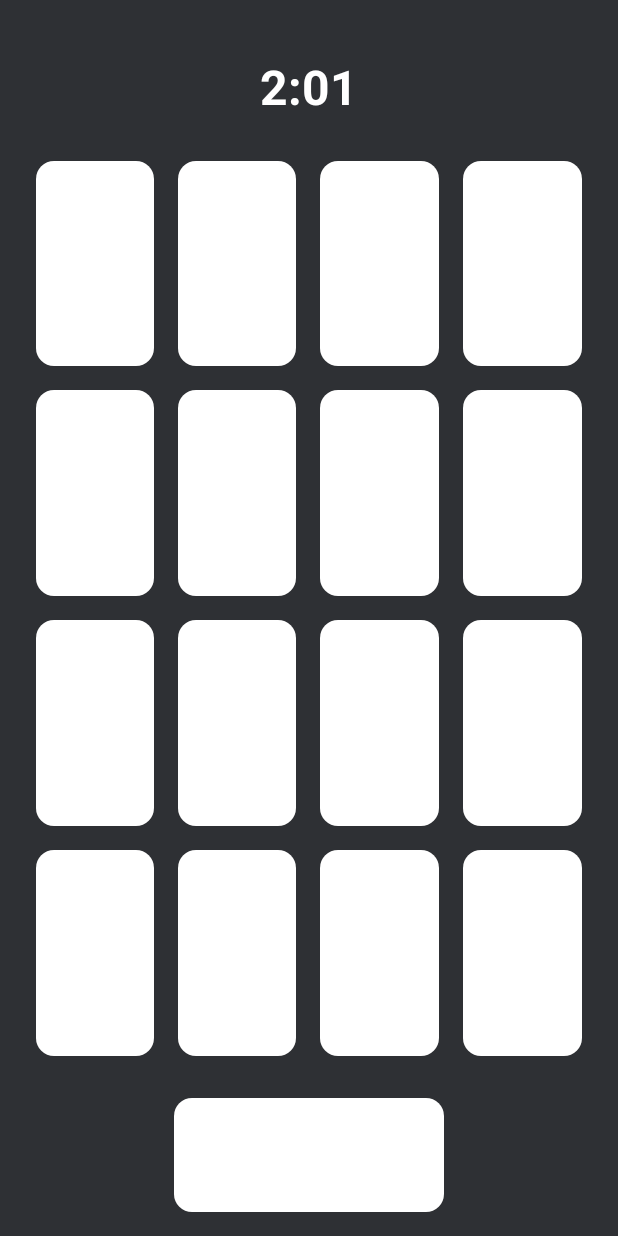
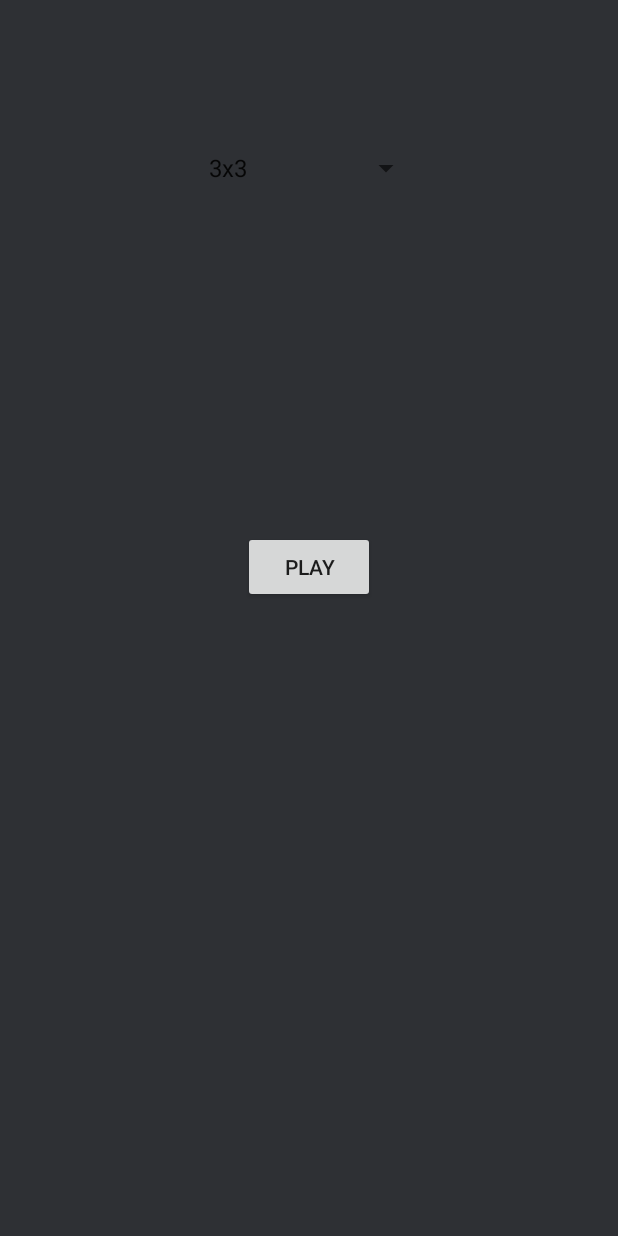
Before and after one commit to Jhayooh/addition_app, an Android app: the screen it shows after launch (MainActivity before the commit, HomeActivity after it), on a phone screen of 412 x 824 dp. Run offline under Robolectric (Android 15) with nearby library versions, the phone set to English and light mode, and no system bars.

Commit message:
HomeActivity to MainActivity

```diff
--- a/app/build.gradle
+++ b/app/build.gradle
@@ -8,7 +8,7 @@ android {
 
     defaultConfig {
         applicationId "com.example.additiontable"
-        minSdk 25
+        minSdk 24
         targetSdk 33
         versionCode 1
         versionName "1.0"
--- a/app/src/main/AndroidManifest.xml
+++ b/app/src/main/AndroidManifest.xml
@@ -12,7 +12,7 @@
         android:theme="@style/Theme.AdditionTable"
         tools:targetApi="31">
         <activity
-            android:name=".MainActivity"
+            android:name=".HomeActivity"
             android:exported="true">
             <intent-filter>
                 <action android:name="android.intent.action.MAIN" />
@@ -20,6 +20,10 @@
                 <category android:name="android.intent.category.LAUNCHER" />
             </intent-filter>
         </activity>
+        <activity
+            android:name=".MainActivity"
+            android:exported="true">
+        </activity>
     </application>
 
 </manifest>
--- /dev/null
+++ b/app/src/main/java/com/example/additiontable/HomeActivity.java
@@ -0,0 +1,53 @@
+package com.example.additiontable;
+
+import androidx.appcompat.app.AppCompatActivity;
+
+import android.app.Activity;
+import android.content.Intent;
+import android.os.Bundle;
+import android.view.View;
+import android.widget.AdapterView;
+import android.widget.ArrayAdapter;
+import android.widget.Button;
+import android.widget.Spinner;
+
+
+public class HomeActivity extends AppCompatActivity implements AdapterView.OnItemSelectedListener {
+
+    Button playBtn;
+
+    @Override
+    protected void onCreate(Bundle savedInstanceState) {
+        super.onCreate(savedInstanceState);
+        setContentView(R.layout.activity_home);
+
+        Spinner spinner = findViewById(R.id.difficulty_selector);
+        if (spinner != null){
+            spinner.setOnItemSelectedListener(this);
+
+            ArrayAdapter<CharSequence> adapter = ArrayAdapter.createFromResource(this, R.array.difficulty, android.R.layout.simple_spinner_item);
+
+            adapter.setDropDownViewResource(android.R.layout.simple_spinner_dropdown_item);
+
+            if (spinner != null){
+                spinner.setAdapter(adapter);
+            }
+        }
+    }
+
+    @Override
+    public void onItemSelected(AdapterView<?> adapterView, View view, int i, long l) {
+        String spinnerLabel = adapterView.getItemAtPosition(i).toString();
+        // displayToast(spinnerLabel);
+    }
+
+    @Override
+    public void onNothingSelected(AdapterView<?> adapterView) {
+
+    }
+
+    public void launchMainActivity(View view){
+        Intent intent = new Intent(this, MainActivity.class);
+        startActivity(intent);
+    }
+}
--- a/app/src/main/java/com/example/additiontable/MainActivity.java
+++ b/app/src/main/java/com/example/additiontable/MainActivity.java
@@ -2,7 +2,9 @@ package com.example.additiontable;
 
 import androidx.appcompat.app.AppCompatActivity;
 
+import android.content.Intent;
 import android.os.Bundle;
+import android.view.View;
 
 public class MainActivity extends AppCompatActivity {
 
@@ -11,4 +13,6 @@ public class MainActivity extends AppCompatActivity {
         super.onCreate(savedInstanceState);
         setContentView(R.layout.activity_main);
     }
+
+
 }
--- /dev/null
+++ b/app/src/main/res/layout/activity_home.xml
@@ -0,0 +1,29 @@
+<?xml version="1.0" encoding="utf-8"?>
+<androidx.constraintlayout.widget.ConstraintLayout xmlns:android="http://schemas.android.com/apk/res/android"
+    xmlns:app="http://schemas.android.com/apk/res-auto"
+    xmlns:tools="http://schemas.android.com/tools"
+    android:layout_width="match_parent"
+    android:layout_height="match_parent"
+    android:background="#2E3034"
+    tools:context=".HomeActivity">
+
+    <Spinner
+        android:id="@+id/difficulty_selector"
+        android:layout_width="150dp"
+        android:layout_height="wrap_content"
+        android:layout_marginTop="100dp"
+        app:layout_constraintEnd_toEndOf="parent"
+        app:layout_constraintStart_toStartOf="parent"
+        app:layout_constraintTop_toTopOf="parent" />
+
+    <Button
+        android:id="@+id/play_button"
+        android:layout_width="wrap_content"
+        android:layout_height="wrap_content"
+        android:layout_marginTop="230dp"
+        android:text="@string/play"
+        app:layout_constraintEnd_toEndOf="parent"
+        app:layout_constraintStart_toStartOf="parent"
+        app:layout_constraintTop_toBottomOf="@+id/difficulty_selector"
+        android:onClick="launchMainActivity"/>
+</androidx.constraintlayout.widget.ConstraintLayout>
--- a/app/src/main/res/values/strings.xml
+++ b/app/src/main/res/values/strings.xml
@@ -1,4 +1,11 @@
 <resources>
     <string name="app_name">Addition Table</string>
     <string name="timer">2:01</string>
+    <string name="play">Play</string>
+
+
+    <string-array name="difficulty">
+        <item>3x3</item>
+        <item>4x4</item>
+    </string-array>
 </resources>
```
